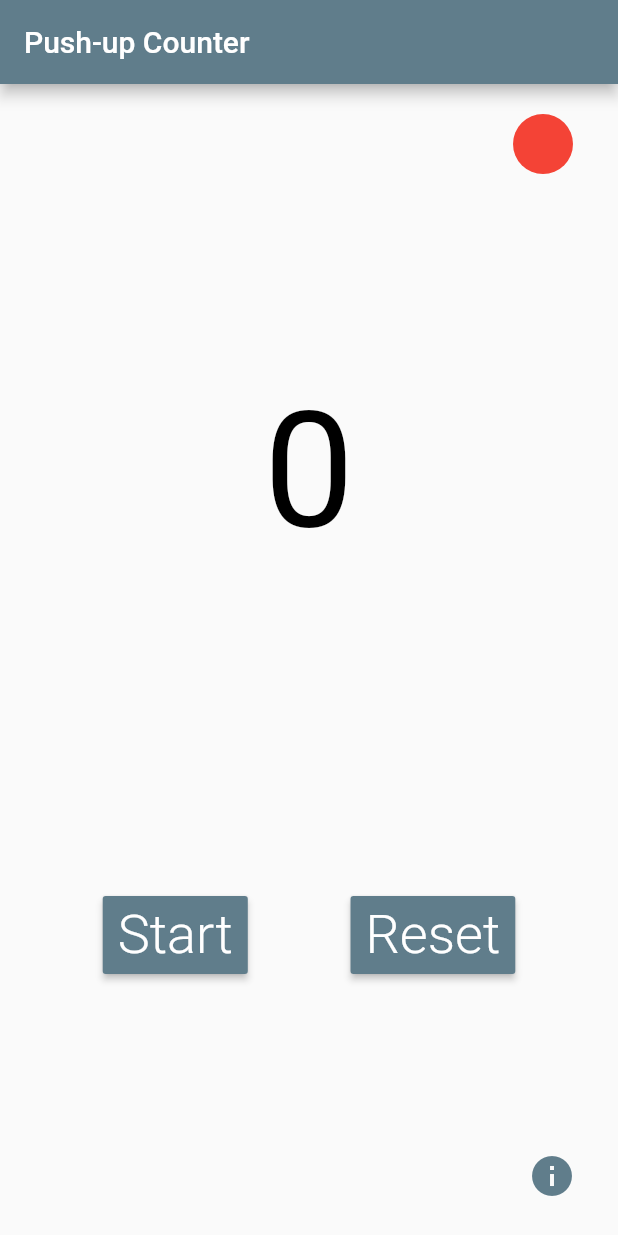
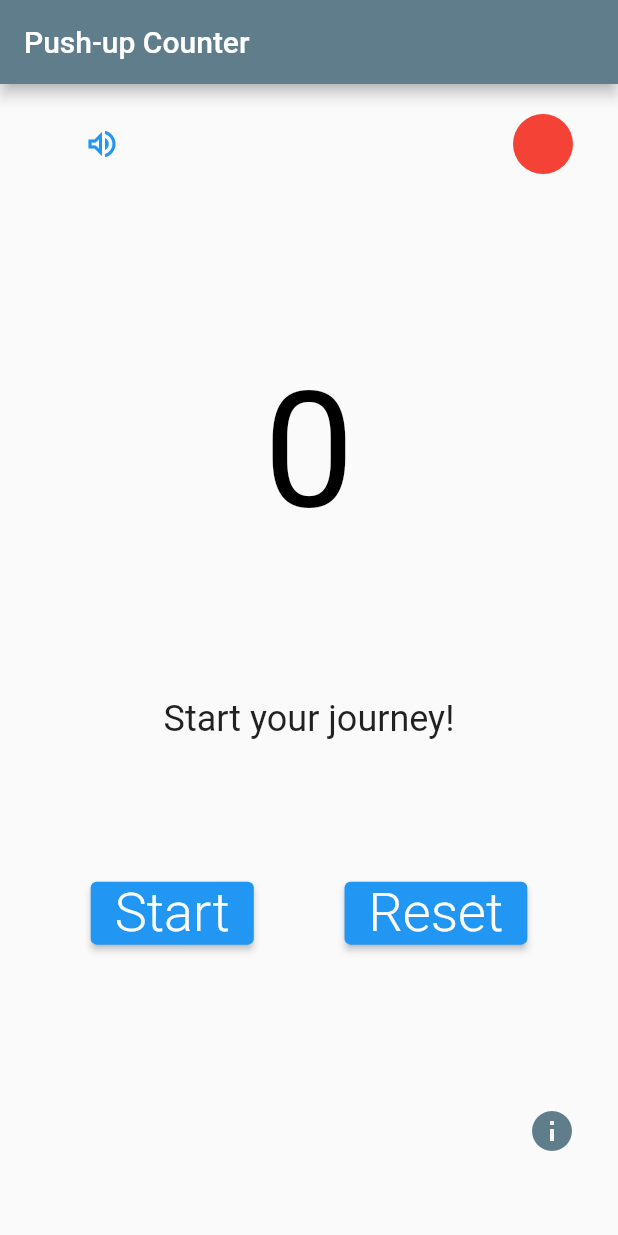
Before and after one commit to tasnimzotder/pushup-counter, a Flutter app: the screen it shows after launch, on a phone screen of 412 x 824 dp. Run offline on Flutter 3.47's test engine with Material 2 defaults, Android fonts, the phone set to English and light mode, and no system bars; our stand-ins replace audioplayers; missing offline and left inert: proximity_sensor.

Commit message:
:sparkles: add sound effect & icon

```diff
--- a/lib/homepage.dart
+++ b/lib/homepage.dart
@@ -2,6 +2,7 @@ import 'package:flutter/material.dart';
 import 'dart:async';
 import 'package:flutter/foundation.dart' as foundation;
 import 'package:proximity_sensor/proximity_sensor.dart';
+import 'package:audioplayers/audioplayers.dart';
 
 export 'homepage.dart';
 
@@ -20,10 +21,72 @@ class _HomePageState extends State<HomePage> {
   bool _isStart = false;
   String _startBtnMsg = 'Start';
   Color _indicatorColor = Colors.red;
+  bool _muteState = false;
 
   late StreamSubscription<dynamic> _streamSubscription;
 
+  var displayMessages = {
+    '0': 'Start your journey!',
+    '1': 'Started!',
+    '2': 'Keep Going!',
+    '3': 'One more!',
+    '4': 'Fire. Don\'t stop!',
+    '5': 'Towards next stop!',
+    '6': 'Keep Going!',
+    '7': 'You\'re really on fire!',
+    '8': 'You can do it!',
+    '9': 'Pro in Push-up!',
+    '10': 'You\'re in beast mode!'
+  };
+  String _displayMsg = 'Start your journey!';
+
   void updateCounter() {
+    if (_counter == 0) {
+      setState(() {
+        _displayMsg = displayMessages['0'] as String;
+      });
+    } else if (_counter > 0 && _counter < 5) {
+      setState(() {
+        _displayMsg = displayMessages['1'] as String;
+      });
+    } else if (_counter == 5) {
+      setState(() {
+        _displayMsg = displayMessages['2'] as String;
+      });
+    } else if (_counter > 5 && _counter < 10) {
+      setState(() {
+        _displayMsg = displayMessages['3'] as String;
+      });
+    } else if (_counter == 10) {
+      setState(() {
+        _displayMsg = displayMessages['4'] as String;
+      });
+    } else if (_counter > 10 && _counter < 15) {
+      setState(() {
+        _displayMsg = displayMessages['5'] as String;
+      });
+    } else if (_counter == 15) {
+      setState(() {
+        _displayMsg = displayMessages['6'] as String;
+      });
+    } else if (_counter > 15 && _counter < 20) {
+      setState(() {
+        _displayMsg = displayMessages['7'] as String;
+      });
+    } else if (_counter > 20 && _counter < 25) {
+      setState(() {
+        _displayMsg = displayMessages['8'] as String;
+      });
+    } else if (_counter == 25) {
+      setState(() {
+        _displayMsg = displayMessages['9'] as String;
+      });
+    } else if (_counter > 25) {
+      setState(() {
+        _displayMsg = displayMessages['10'] as String;
+      });
+    }
+
     if (_isStart == true) {
       if (_isNear) {
         setState(() {
@@ -36,9 +99,13 @@ class _HomePageState extends State<HomePage> {
       }
 
       if (_isNear == true && _currState == false) {
-        setState(() {
+        setState(() async {
           _counter++;
           _currState = true;
+
+          if (!_muteState) {
+            await _playAudioDing();
+          }
         });
       } else if (_currState = true & _isNear == true) {
         setState(() {
@@ -75,6 +142,21 @@ class _HomePageState extends State<HomePage> {
     });
   }
 
+  _displaySoundController() {
+    return Container(
+      padding: const EdgeInsets.symmetric(horizontal: 36.0),
+      child: TextButton(
+        onPressed: () {
+          setState(() {
+            _muteState = _muteState ? false : true;
+          });
+        },
+        child: Icon(
+            _muteState ? Icons.volume_off_outlined : Icons.volume_up_outlined),
+      ),
+    );
+  }
+
   @override
   Widget build(BuildContext context) {
     return Scaffold(
@@ -89,9 +171,13 @@ class _HomePageState extends State<HomePage> {
           crossAxisAlignment: CrossAxisAlignment.stretch,
           children: [
             // alert section
+            Row(
+              mainAxisAlignment: MainAxisAlignment.spaceBetween,
+              children: [
+                _displaySoundController(),
                 Container(
-              padding:
-                  const EdgeInsets.symmetric(vertical: 20.0, horizontal: 30.0),
+                  padding: const EdgeInsets.symmetric(
+                      vertical: 20.0, horizontal: 30.0),
                   alignment: Alignment.topRight,
                   // height: 50.0,
                   // color: Colors.red,
@@ -101,30 +187,28 @@ class _HomePageState extends State<HomePage> {
                     radius: 20.0,
                   ),
                 ),
+              ],
+            ),
 
             // main body (counter and action buttons)
             Expanded(
               child: Column(
-                mainAxisAlignment: MainAxisAlignment.spaceAround,
+                mainAxisAlignment: MainAxisAlignment.spaceEvenly,
                 mainAxisSize: MainAxisSize.max,
                 children: [
-                  Container(
-                    padding: const EdgeInsets.all(10),
-                    child: Text(
-                      '$_counter',
-                      style: const TextStyle(
-                        fontSize: 108.0,
-                        fontWeight: FontWeight.w400,
-                        color: Colors.black,
-                      ),
-                    ),
+                  _displayCounterWidget(_counter),
+                  // display message
+                  Text(
+                    _displayMsg,
+                    style:
+                        const TextStyle(fontSize: 24.0, color: Colors.black87),
                   ),
                   Row(
                     mainAxisAlignment: MainAxisAlignment.spaceEvenly,
                     children: [
-                      RaisedButton(
-                        padding: const EdgeInsets.symmetric(
-                            horizontal: 10.0, vertical: 5.0),
+                      ElevatedButton(
+                        // padding: const EdgeInsets.symmetric(
+                        //     horizontal: 10.0, vertical: 5.0),
                         child: Text(
                           _startBtnMsg,
                           style: const TextStyle(
@@ -132,7 +216,7 @@ class _HomePageState extends State<HomePage> {
                               color: Colors.white,
                               fontWeight: FontWeight.w300),
                         ),
-                        color: Colors.blueGrey,
+                        // color: Colors.blueGrey,
                         onPressed: () {
                           setState(() {
                             _isStart = !_isStart;
@@ -140,9 +224,9 @@ class _HomePageState extends State<HomePage> {
                           });
                         },
                       ),
-                      RaisedButton(
-                        padding: const EdgeInsets.symmetric(
-                            horizontal: 10.0, vertical: 5.0),
+                      ElevatedButton(
+                        // padding: const EdgeInsets.symmetric(
+                        //     horizontal: 10.0, vertical: 5.0),
                         child: const Text(
                           'Reset',
                           style: TextStyle(
@@ -150,8 +234,8 @@ class _HomePageState extends State<HomePage> {
                               color: Colors.white,
                               fontWeight: FontWeight.w300),
                         ),
-                        color: Colors.blueGrey,
-                        onPressed: () {
+                        // color: Colors.blueGrey,
+                        onPressed: () async {
                           setState(() {
                             _counter = 0;
                           });
@@ -163,12 +247,11 @@ class _HomePageState extends State<HomePage> {
               ),
             ),
 
-            // bottom section (about)
             Container(
               padding:
                   const EdgeInsets.symmetric(vertical: 6.0, horizontal: 20.0),
               alignment: Alignment.topRight,
-              height: 70.0,
+              height: 100.0,
               // color: Colors.yellow,
               child: IconButton(
                 icon: const Icon(Icons.info),
@@ -204,3 +287,23 @@ class _HomePageState extends State<HomePage> {
     );
   }
 }
+
+_displayCounterWidget(var _count) {
+  return Container(
+    padding: const EdgeInsets.all(10),
+    child: Text(
+      '$_count',
+      style: const TextStyle(
+        fontSize: 108.0,
+        fontWeight: FontWeight.w400,
+        color: Colors.black,
+      ),
+    ),
+  );
+}
+
+Future<AudioPlayer> _playAudioDing() async {
+  AudioCache cache = AudioCache();
+
+  return await cache.play('ding.mp3');
+}
```
Also changed, not shown: pubspec.yaml (+14 -3 lines), assets/images/launcher/background.png (added), assets/images/launcher/foreground.png (added), assets/images/launcher/icon.png (added), pubspec.lock, 1 other file. Lines whose indentation alone changed are shown as unchanged.
